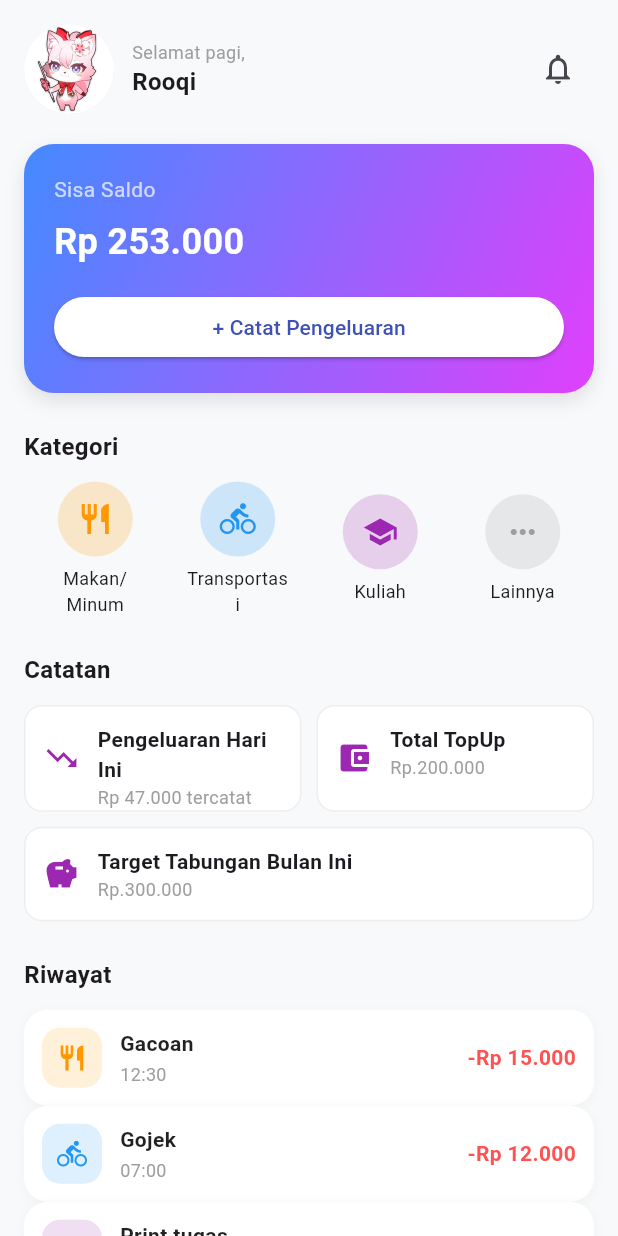
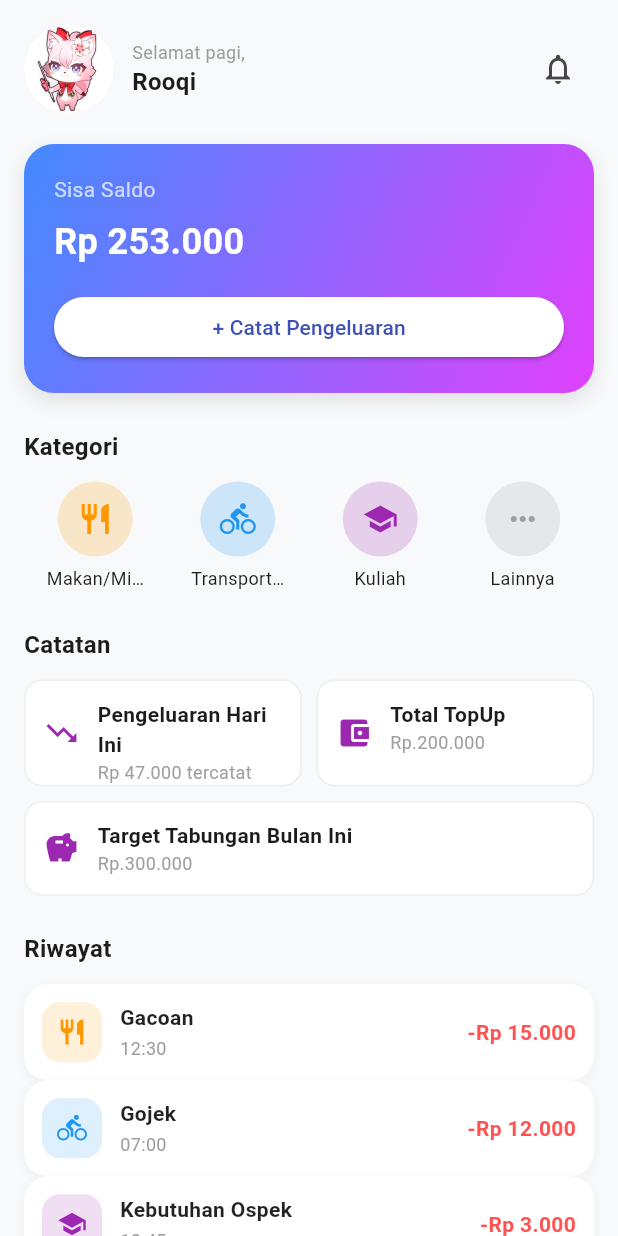
Before and after one commit to RooqiHaydar-coder/Financial-Recorder-RAION-, a Flutter app: the screen it shows after launch, on a phone screen of 412 x 824 dp. Run offline on Flutter 3.47's test engine with Material 3 defaults, Android fonts, the phone set to English and light mode, and no system bars; our stand-ins replace flutter_riverpod.

Commit message:
modified:   lib/pages/home_pages.dart 	modified:   lib/providers/keuangan_provider.dart 	modified:   lib/widgets/kategori.dart 	modified:   lib/widgets/riwayat.dart

```diff
--- a/lib/pages/home_pages.dart
+++ b/lib/pages/home_pages.dart
@@ -59,7 +59,7 @@ class HomePage extends ConsumerWidget {
                   borderRadius: BorderRadius.circular(20),
                   boxShadow: [
                     BoxShadow(
-                      color: Colors.black.withOpacity(0.1),
+                      color: Colors.black.withValues(alpha: 0.1),
                       blurRadius: 10,
                       offset: const Offset(0, 5),
                     ),
--- a/lib/providers/keuangan_provider.dart
+++ b/lib/providers/keuangan_provider.dart
@@ -10,7 +10,7 @@ class PengeluaranNotifier extends Notifier<List<DompetModel>> {
     return [
       DompetModel(icon: Icons.restaurant, title: 'Gacoan', time: '12:30', amount: 15000, color: Colors.orange),
       DompetModel(icon: Icons.directions_bike, title: 'Gojek', time: '07:00', amount: 12000, color: Colors.blue),
-      DompetModel(icon: Icons.school, title: 'Print tugas', time: '10:45', amount: 3000, color: Colors.purple),
+      DompetModel(icon: Icons.school, title: 'Kebutuhan Ospek', time: '10:45', amount: 3000, color: Colors.purple),
       DompetModel(icon: Icons.restaurant, title: 'Es teh', time: '12:15', amount: 5000, color: Colors.orange),
       DompetModel(icon: Icons.directions_bike, title: 'Gojek', time: '18:00', amount: 12000, color: Colors.blue),
     ];
--- a/lib/widgets/kategori.dart
+++ b/lib/widgets/kategori.dart
@@ -19,7 +19,7 @@ class KategoriItem extends StatelessWidget {
       children: [
         CircleAvatar(
           radius: 25,
-          backgroundColor: color.withOpacity(0.2),
+          backgroundColor: color.withValues(alpha: 0.2),
           child: Icon(icon, color: color),
         ),
         const SizedBox(height: 6),
@@ -28,7 +28,7 @@ class KategoriItem extends StatelessWidget {
           child: Text(
             label,
             textAlign: TextAlign.center,
-            maxLines: 2,
+            maxLines: 1,
             overflow: TextOverflow.ellipsis,
             style: const TextStyle(fontSize: 12),
           ),
--- a/lib/widgets/riwayat.dart
+++ b/lib/widgets/riwayat.dart
@@ -26,7 +26,7 @@ class RiwayatWidget extends StatelessWidget {
         borderRadius: BorderRadius.circular(16),
         boxShadow: [
           BoxShadow(
-            color: Colors.black.withOpacity(0.03),
+            color: Colors.black.withValues(alpha: 0.03),
             blurRadius: 6,
             offset: const Offset(0, 2),
           ),
@@ -37,7 +37,7 @@ class RiwayatWidget extends StatelessWidget {
           Container(
             padding: const EdgeInsets.all(10),
             decoration: BoxDecoration(
-              color: color.withOpacity(0.15),
+              color: color.withValues(alpha: 0.15),
               borderRadius: BorderRadius.circular(12),
             ),
             child: Icon(icon, color: color, size: 20),
```
